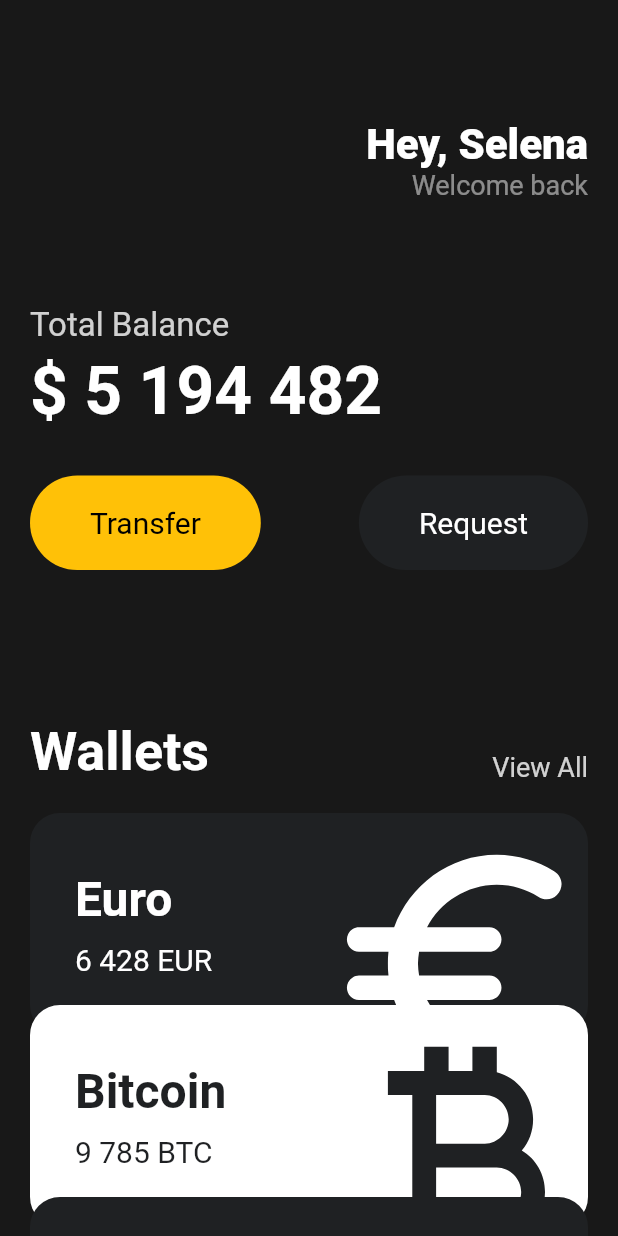
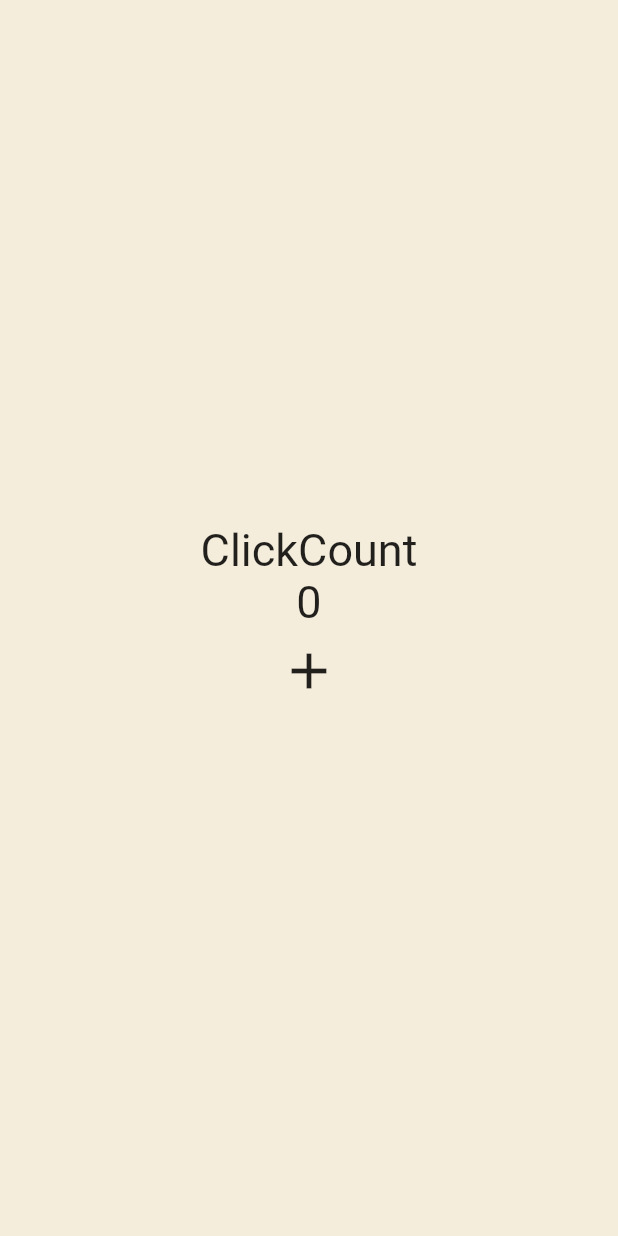
Before and after one commit to minwoo129/toonflix_flutter_ex, a Flutter app: the screen it shows after launch, on a phone screen of 412 x 824 dp. Run offline on Flutter 3.47's test engine with Material 2 defaults, Android fonts, the phone set to English and light mode, and no system bars.

Commit message:
강의 실습 코드 작성
- Statefull Widget 실습1

```diff
--- a/lib/main.dart
+++ b/lib/main.dart
@@ -1,150 +1,49 @@
 import 'package:flutter/material.dart';
-import 'package:toonflix_flutter_ex/widgets/button.dart';
-import 'package:toonflix_flutter_ex/widgets/currency_card.dart';
 
 void main() {
   runApp(const App());
 }
 
-class App extends StatelessWidget {
+class App extends StatefulWidget {
   const App({super.key});
+
+  @override
+  State<App> createState() => _AppState();
+}
+
+class _AppState extends State<App> {
+  int counter = 0;
+
+  void onClicked() {
+    counter += 1;
+  }
 
   @override
   Widget build(BuildContext context) {
     return MaterialApp(
       home: Scaffold(
-          backgroundColor: const Color(0xFF181818),
-          body: SingleChildScrollView(
-            child: Padding(
-              //padding: EdgeInsets.all(10),
-              //padding: EdgeInsets.only(left: 10, top: 0, right: 10, bottom: 0),
-              padding: const EdgeInsets.symmetric(horizontal: 20),
+        backgroundColor: const Color(0xFFF4EDDB),
+        body: Center(
           child: Column(
-                crossAxisAlignment: CrossAxisAlignment.start,
-                children: [
-                  const SizedBox(
-                    height: 80,
-                  ),
-                  Row(
-                    mainAxisAlignment: MainAxisAlignment.end,
-                    children: [
-                      Column(
-                        crossAxisAlignment: CrossAxisAlignment.end,
+            mainAxisAlignment: MainAxisAlignment.center,
             children: [
               const Text(
-                            'Hey, Selena',
-                            style: TextStyle(
-                              color: Colors.white,
-                              fontSize: 28,
-                              fontWeight: FontWeight.w800,
-                            ),
+                'ClickCount',
+                style: TextStyle(fontSize: 30),
               ),
               Text(
-                            'Welcome back',
-                            style: TextStyle(
-                              color: Colors.white.withOpacity(0.5),
-                              fontSize: 18,
+                '$counter',
+                style: const TextStyle(fontSize: 30),
               ),
-                          ),
-                        ],
-                      ),
-                    ],
-                  ),
-                  const SizedBox(
-                    height: 70,
-                  ),
-                  Text(
-                    'Total Balance',
-                    style: TextStyle(
-                      fontSize: 22,
-                      color: Colors.white.withOpacity(0.8),
-                    ),
-                  ),
-                  const SizedBox(
-                    height: 5,
-                  ),
-                  const Text(
-                    '\$ 5 194 482 ',
-                    style: TextStyle(
-                      fontSize: 44,
-                      fontWeight: FontWeight.w600,
-                      color: Colors.white,
-                    ),
-                  ),
-                  const SizedBox(
-                    height: 30,
-                  ),
-                  const Row(
-                    mainAxisAlignment: MainAxisAlignment.spaceBetween,
-                    children: [
-                      Button(
-                        text: 'Transfer',
-                        bgColor: Colors.amber,
-                        textColor: Colors.black,
-                      ),
-                      Button(
-                        text: 'Request',
-                        bgColor: Color(0xFF1F2123),
-                        textColor: Colors.white,
+              IconButton(
+                iconSize: 40,
+                onPressed: onClicked,
+                icon: const Icon(Icons.add),
               )
             ],
           ),
-                  const SizedBox(
-                    height: 100,
-                  ),
-                  Row(
-                    mainAxisAlignment: MainAxisAlignment.spaceBetween,
-                    crossAxisAlignment: CrossAxisAlignment.end,
-                    children: [
-                      const Text(
-                        'Wallets',
-                        style: TextStyle(
-                          color: Colors.white,
-                          fontSize: 36,
-                          fontWeight: FontWeight.w600,
         ),
       ),
-                      Text(
-                        'View All',
-                        style: TextStyle(
-                            color: Colors.white.withOpacity(0.8), fontSize: 18),
-                      ),
-                    ],
-                  ),
-                  const SizedBox(
-                    height: 20,
-                  ),
-                  const CurrencyCard(
-                    name: 'Euro',
-                    amount: '6 428',
-                    code: 'EUR',
-                    icon: Icons.euro_rounded,
-                    isInverted: false,
-                  ),
-                  Transform.translate(
-                    offset: const Offset(0, -20),
-                    child: const CurrencyCard(
-                      name: 'Bitcoin',
-                      amount: '9 785',
-                      code: 'BTC',
-                      icon: Icons.currency_bitcoin,
-                      isInverted: true,
-                    ),
-                  ),
-                  Transform.translate(
-                    offset: const Offset(0, -40),
-                    child: const CurrencyCard(
-                      name: 'Dollar',
-                      amount: '428',
-                      code: 'USD',
-                      icon: Icons.attach_money_outlined,
-                      isInverted: false,
-                    ),
-                  ),
-                ],
-              ),
-            ),
-          )),
     );
   }
 }
```
Lines whose indentation alone changed are shown as unchanged.
